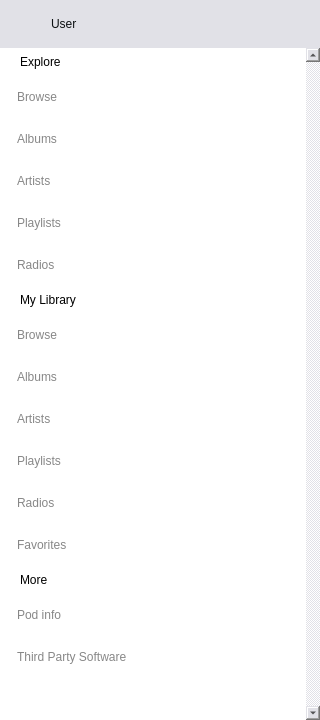
The window that ui/sidebar.ui (wvffle/humpback) describes before a commit, drawn with Qt 5.
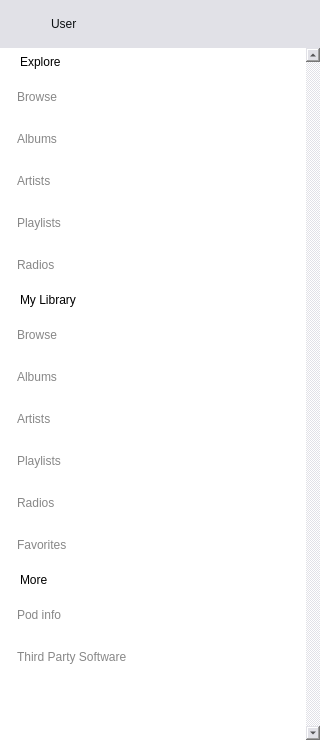
The same window after the commit.

```diff
--- a/ui/sidebar.ui
+++ b/ui/sidebar.ui
@@ -7,7 +7,7 @@
     <x>0</x>
     <y>0</y>
     <width>320</width>
-    <height>720</height>
+    <height>740</height>
    </rect>
   </property>
   <property name="minimumSize">
@@ -237,7 +237,7 @@
            <x>0</x>
            <y>0</y>
            <width>308</width>
-           <height>672</height>
+           <height>692</height>
           </rect>
          </property>
          <layout class="QVBoxLayout" name="verticalLayout_3">
```
